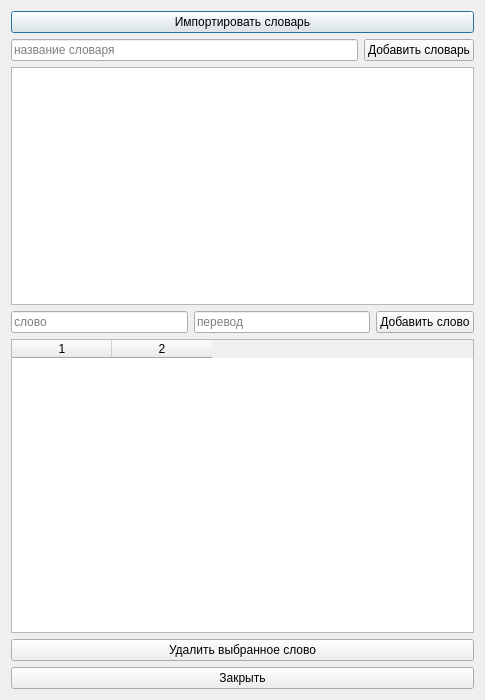
Old version of the form diglot-weave-gui/diglot-weave-gui/dialogs/dictdialog.ui in the repository kolodnikovm/diglotweave.
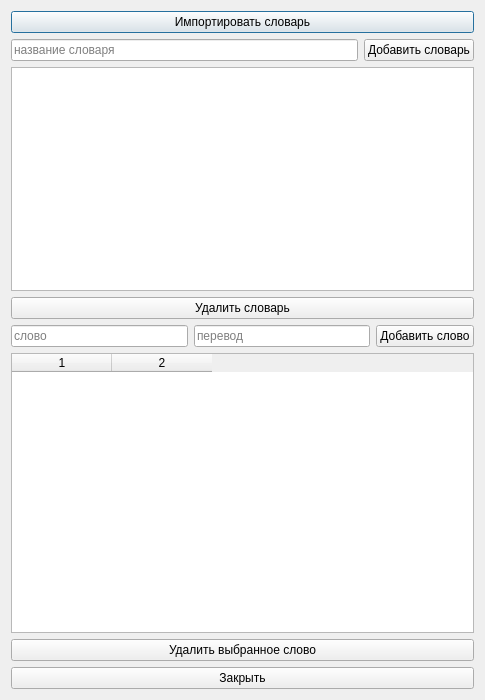
New version of the form.

Commit message: added remove_dictionary button

Patch:
```diff
--- a/diglot-weave-gui/diglot-weave-gui/dialogs/dictdialog.ui
+++ b/diglot-weave-gui/diglot-weave-gui/dialogs/dictdialog.ui
@@ -62,6 +62,17 @@
      </item>
     </layout>
    </item>
+   <item>
+    <layout class="QHBoxLayout" name="horizontalLayout_12">
+     <item>
+      <widget class="QPushButton" name="removeDictButton">
+       <property name="text">
+        <string>Удалить словарь</string>
+       </property>
+      </widget>
+     </item>
+    </layout>
+   </item>
    <item>
     <layout class="QHBoxLayout" name="horizontalLayout_10">
      <item>
```
The commit also changes 2 other files.
